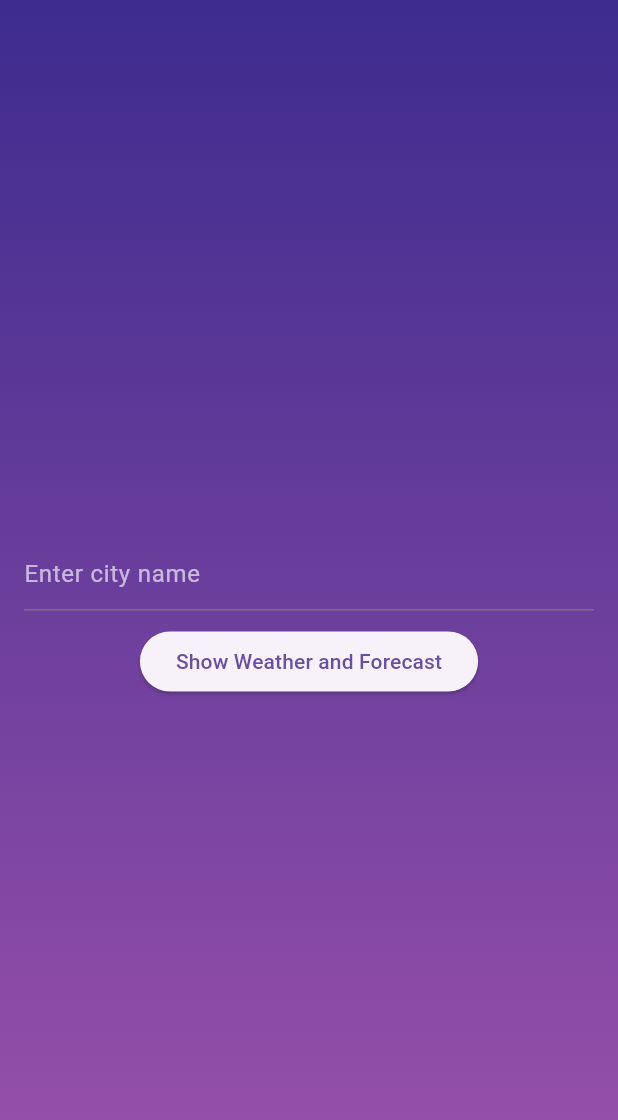
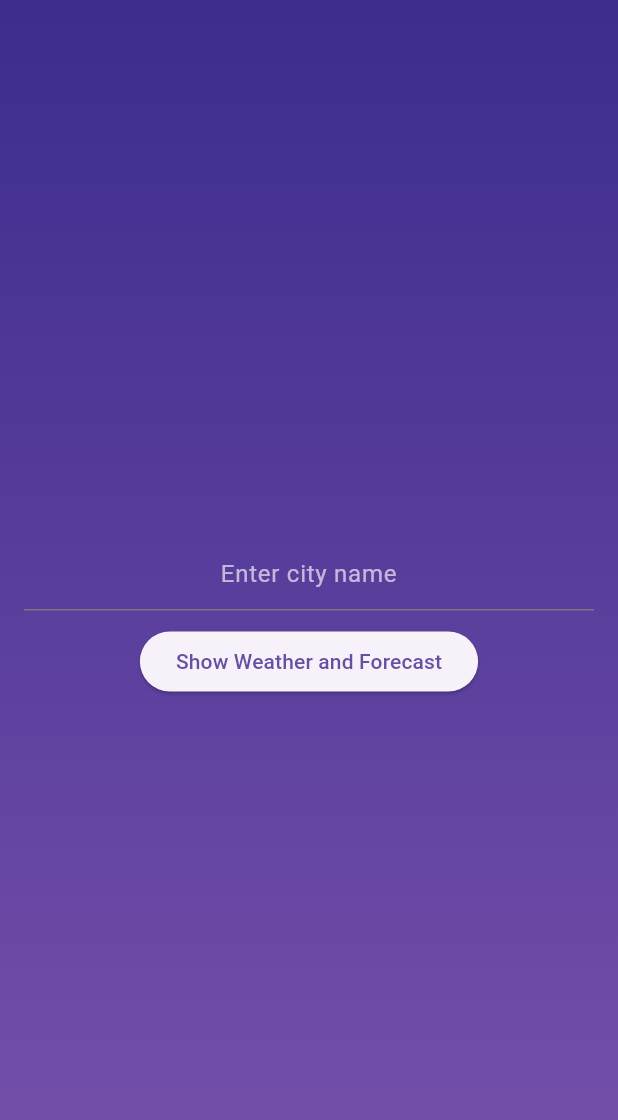
Before and after one commit to Tubelight30/weather_app_gdsc, a Flutter app: the screen it shows after launch, on a phone screen of 412 x 824 dp. Shown: the top 1120 px of the screen. Run offline on Flutter 3.47's test engine with Material 3 defaults, Android fonts, the phone set to English and light mode, and no system bars; our stand-ins replace weather, weather_icons.

Commit message:
feat: added time to forecast and ui changes

```diff
--- a/lib/Widgets/weather_card.dart
+++ b/lib/Widgets/weather_card.dart
@@ -15,7 +15,7 @@ class WeatherCard extends StatelessWidget {
         gradient: const LinearGradient(
           begin: Alignment(0.00, -1.00),
           end: Alignment(0, 1),
-          colors: [Color(0xFF3D2C8E), Color(0xFF9D52AC)],
+          colors: [Color(0xFF3D2C8E), Color.fromARGB(255, 146, 77, 160)],
         ),
         borderRadius: BorderRadius.circular(50),
         boxShadow: [
@@ -44,6 +44,9 @@ class WeatherCard extends StatelessWidget {
             textAlign: TextAlign.center,
             style: TextStyle(color: Colors.white),
           ),
+          Text('${_weather.date?.hour}:00 hrs',
+          textAlign: TextAlign.center,
+          style: const TextStyle(fontSize: 15, color: Colors.white),)
         ],
       ),
     );
--- a/lib/main.dart
+++ b/lib/main.dart
@@ -8,6 +8,7 @@ class MyApp extends StatelessWidget {
   Widget build(BuildContext context) {
     return MaterialApp(
       title: 'Weather App',
+      debugShowCheckedModeBanner: false,
       theme: ThemeData(
         primarySwatch: Colors.blue,
       ),
--- a/lib/screens/weather_screen.dart
+++ b/lib/screens/weather_screen.dart
@@ -31,7 +31,7 @@ class _WeatherScreenState extends State<WeatherScreen> {
           gradient: LinearGradient(
             begin: Alignment(0.00, -1.00),
             end: Alignment(0, 1),
-            colors: [Color(0xFF3D2C8E), Color(0xFF9D52AC)],
+            colors: [Color(0xFF3D2C8E), Color.fromARGB(255, 120, 82, 172)],
           ),
         ),
         child: Padding(
@@ -41,6 +41,7 @@ class _WeatherScreenState extends State<WeatherScreen> {
             children: <Widget>[
               TextField(
                 style: const TextStyle(color: Colors.white),
+                textAlign: TextAlign.center,
                 onChanged: (value) {
                   cityName = value;
                 },
@@ -74,7 +75,7 @@ class _WeatherScreenState extends State<WeatherScreen> {
                             ),
                             const SizedBox(height: 20),
                             Text(
-                              '${_weather!.temperature!.celsius!.toStringAsFixed(0)}°C',
+                              '${_weather!.temperature!.celsius!.toStringAsFixed(0)}°C in ${_weather?.areaName}, ${_weather?.country}',
                               textAlign: TextAlign.center,
                               style: const TextStyle(
                                 fontSize: 18,
```
